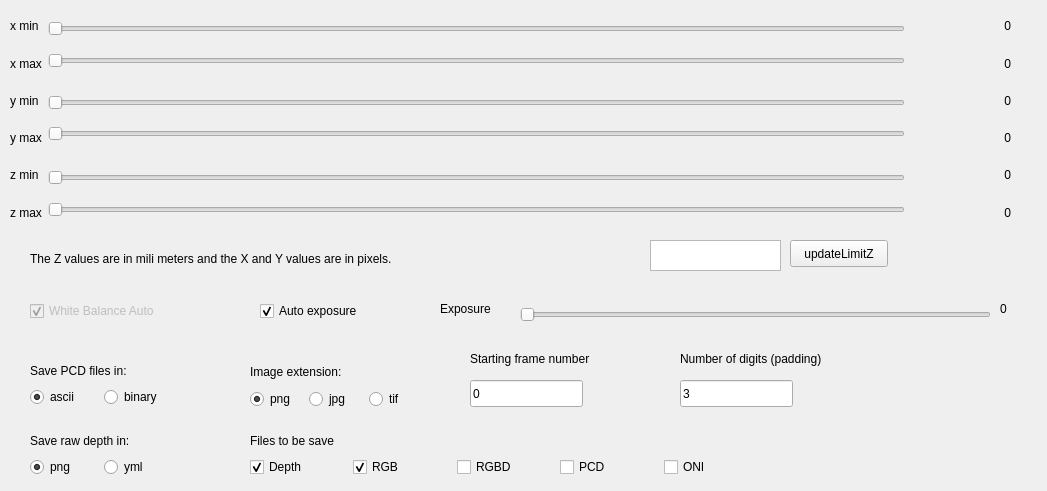
Before: the Qt Designer form ui/sliders.ui in cvlabbonn/tools_openni2, drawn with Qt 5.
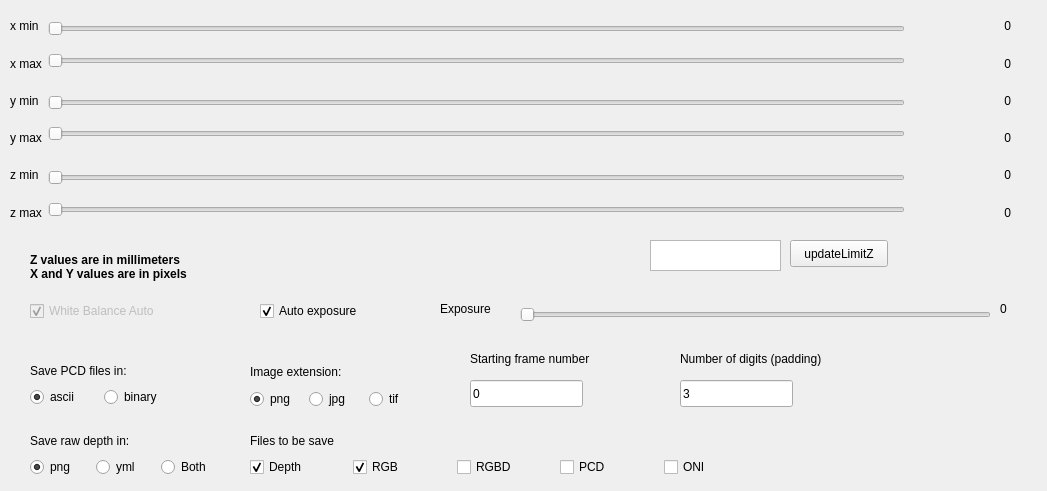
After: the same form once the commit is applied.

```diff
--- a/ui/sliders.ui
+++ b/ui/sliders.ui
@@ -40,13 +40,20 @@
    <property name="geometry">
     <rect>
      <x>30</x>
-     <y>250</y>
-     <width>571</width>
-     <height>17</height>
+     <y>246</y>
+     <width>191</width>
+     <height>41</height>
     </rect>
    </property>
+   <property name="font">
+    <font>
+     <weight>75</weight>
+     <bold>true</bold>
+    </font>
+   </property>
    <property name="text">
-    <string>The Z values are in mili meters and the X and Y values are in pixels.</string>
+    <string>Z values are in millimeters
+X and Y values are in pixels</string>
    </property>
   </widget>
   <widget class="QWidget" name="layoutWidget">
@@ -543,7 +550,7 @@
     <rect>
      <x>30</x>
      <y>430</y>
-     <width>141</width>
+     <width>191</width>
      <height>47</height>
     </rect>
    </property>
@@ -572,6 +579,13 @@
       </property>
      </widget>
     </item>
+    <item row="1" column="2">
+     <widget class="QRadioButton" name="both_depth_button">
+      <property name="text">
+       <string>Both</string>
+      </property>
+     </widget>
+    </item>
    </layout>
   </widget>
   <widget class="QWidget" name="layoutWidget">
```
Left out of the diff: 3 changed lines with no effect on the pictures.
